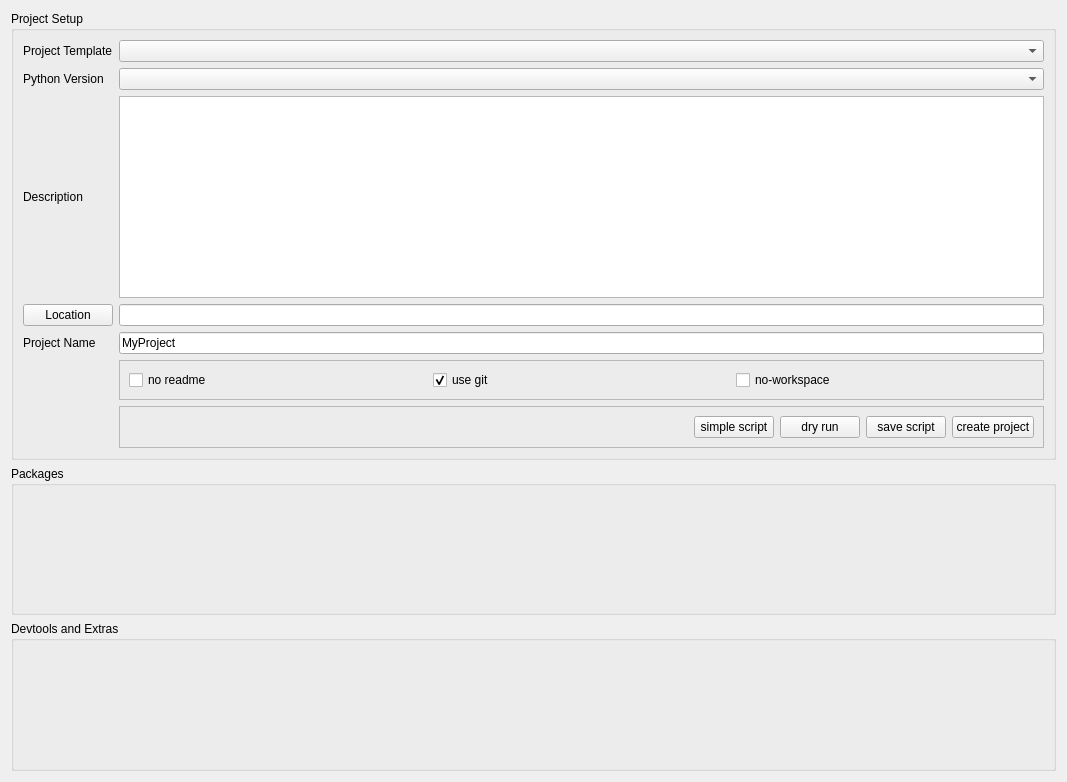
Old version of the form MainDialog.ui in the repository NCCA/PyProject.
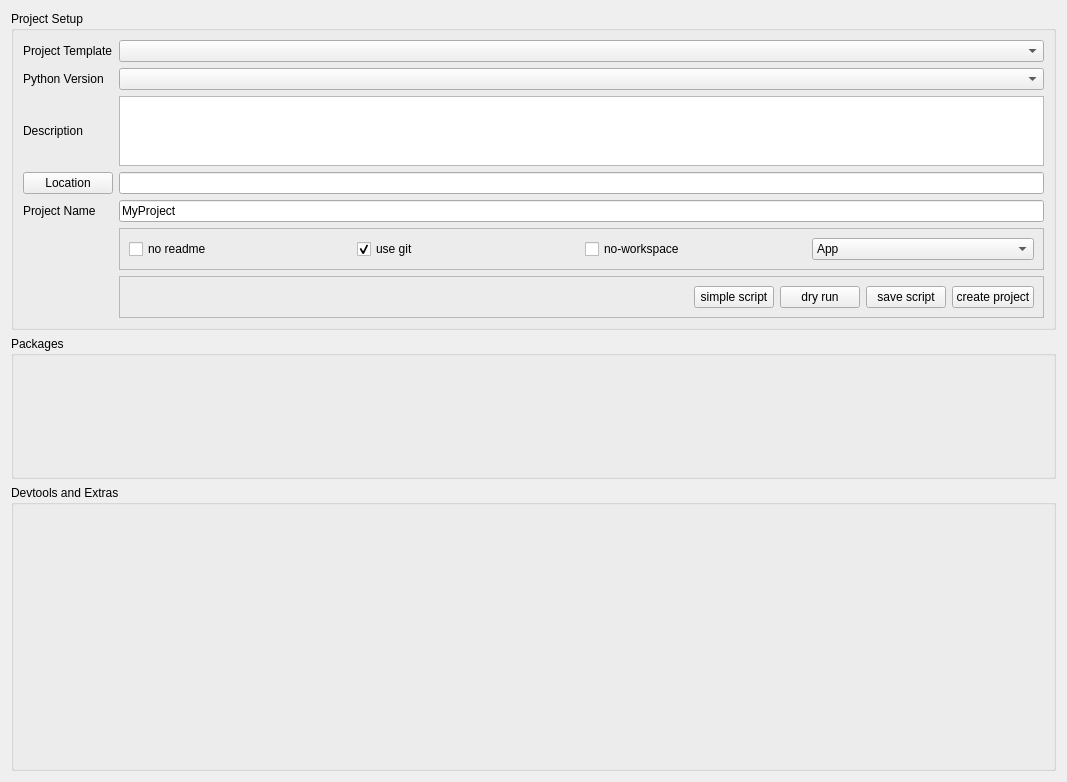
New version of the form.

Commit message: Added option to use uv init --script to create a simple script

```diff
--- a/MainDialog.ui
+++ b/MainDialog.ui
@@ -13,7 +13,7 @@
   <property name="windowTitle">
    <string>Dialog</string>
   </property>
-  <layout class="QGridLayout" name="gridLayout" rowstretch="3,1,1">
+  <layout class="QGridLayout" name="gridLayout" rowstretch="2,1,2">
    <item row="1" column="0">
     <widget class="QGroupBox" name="options_gb">
      <property name="title">
@@ -187,6 +187,25 @@
            </property>
           </widget>
          </item>
+         <item>
+          <widget class="QComboBox" name="app_type">
+           <item>
+            <property name="text">
+             <string>App</string>
+            </property>
+           </item>
+           <item>
+            <property name="text">
+             <string>Package</string>
+            </property>
+           </item>
+           <item>
+            <property name="text">
+             <string>Lib</string>
+            </property>
+           </item>
+          </widget>
+         </item>
         </layout>
        </widget>
       </item>
```
Left out of the diff: 6 changed lines with no effect on the pictures. The commit also changes 2 other files.
